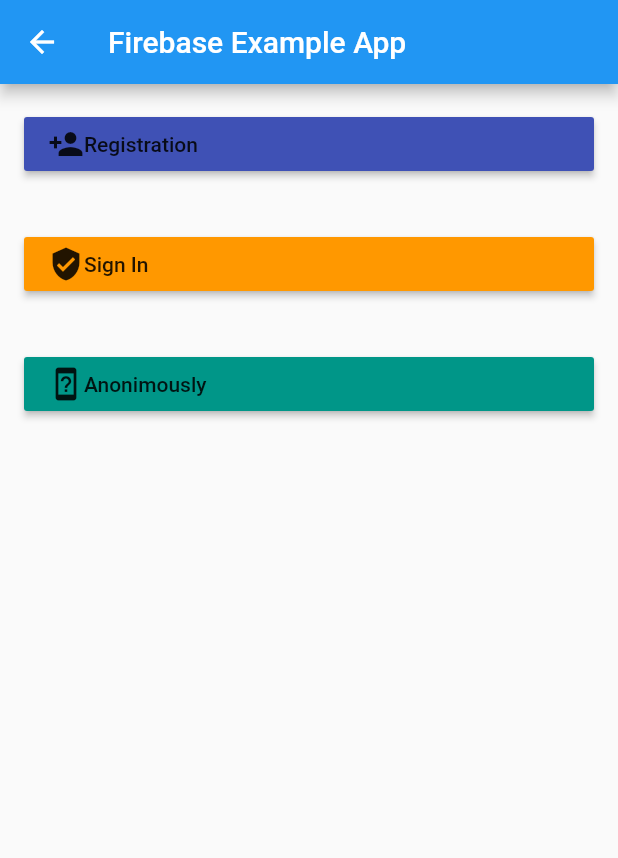
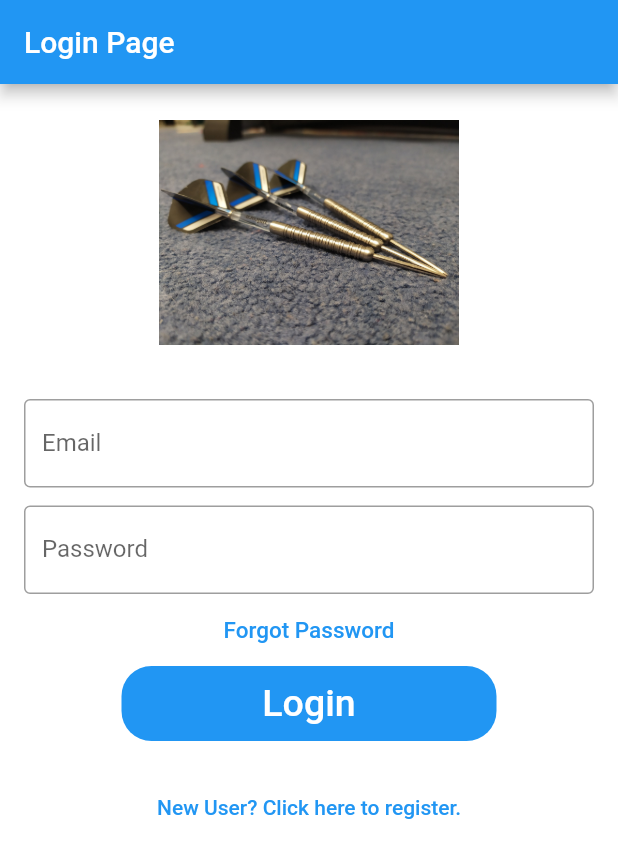
Before and after one commit to vmarch/DartsClub, a Flutter app: the screen it shows after launch, on a phone screen of 412 x 824 dp. Shown: the top 858 px of the screen. Run offline on Flutter 3.47's test engine with Material 2 defaults, Android fonts, the phone set to English and light mode, and no system bars; our stand-ins replace cloud_firestore, firebase_auth, firebase_core, shared_preferences; missing offline and left inert: dart:js; accounts and stored records are empty.

Commit message:
Created Login <--> Register form.

```diff
--- a/lib/main.dart
+++ b/lib/main.dart
@@ -1,5 +1,6 @@
 import 'package:flutter/material.dart';
 import 'package:test_flutter_app/src/ui/screens/authenticate/screen_authenticate.dart';
+import 'package:test_flutter_app/src/ui/screens/authenticate/screen_login.dart';
 import 'package:test_flutter_app/src/wrapper.dart';
 import 'package:test_flutter_app/src/ui/screens/home/screen_main.dart';
 import 'package:test_flutter_app/src/ui/screens/home/screen_profil.dart';
@@ -14,11 +15,12 @@ Future<void> main() async {
   await Firebase.initializeApp();
   runApp(
     MaterialApp(
-
+    //  debugShowCheckedModeBanner: false,
       title: 'Dart Club "stich e.V."',
-      // initialRoute: 'authScreen',
+      initialRoute: 'loginScreen',
       routes: {
         'authScreen': (context) => const AuthenticateScreen(),
+        'loginScreen': (context) => const LoginScreen(),
         'mainScreen': (context) => const MainScreen(),
         'staffScreen': (context) => const StaffScreen(),
         'userProfilScreen': (context) => const UserProfilScreen(),
--- /dev/null
+++ b/lib/src/models/login_enum.dart
@@ -0,0 +1,5 @@
+enum FormType {
+  login,
+  register,
+  resetPass
+}
--- a/lib/src/resources/auth_provider.dart
+++ b/lib/src/resources/auth_provider.dart
@@ -67,6 +67,7 @@ class AuthProvider {
   }
 
 // sign in with Email and Password
+
   Future signInEmailAndPass(String userEmail, String userPass) async {
     try {
       UserCredential userCredential = await FirebaseAuth.instance
--- /dev/null
+++ b/lib/src/ui/screens/authenticate/screen_login.dart
@@ -0,0 +1,409 @@
+import 'package:flutter/material.dart';
+import 'package:test_flutter_app/src/blocks/auth_bloc.dart';
+import 'package:test_flutter_app/src/models/login_enum.dart';
+
+class LoginScreen extends StatefulWidget {
+  const LoginScreen({Key? key}) : super(key: key);
+
+  @override
+  _LoginScreenState createState() => _LoginScreenState();
+}
+
+class _LoginScreenState extends State<LoginScreen> {
+  // Navigates to a new page
+  void _pushPage(BuildContext context, Widget page) {
+    Navigator.of(context) /*!*/ .push(
+      MaterialPageRoute<void>(builder: (_) => page),
+    );
+  }
+
+  final TextEditingController _firstNameFilter = new TextEditingController();
+  final TextEditingController _lastNameFilter = new TextEditingController();
+  final TextEditingController _nickFilter = new TextEditingController();
+  final TextEditingController _cityFilter = new TextEditingController();
+  final TextEditingController _phoneFilter = new TextEditingController();
+
+  final TextEditingController _emailFilter = new TextEditingController();
+
+  final TextEditingController _passwordFilter = new TextEditingController();
+  final TextEditingController _passwordRepeatFilter =
+      new TextEditingController();
+
+  FormType _form = FormType.login;
+  bool _registerVisible = false;
+
+  // our default setting is to login, and we should switch to creating an account when the user chooses to
+
+  _LoginScreenState() {
+    _emailFilter.addListener(_emailListen);
+    _passwordFilter.addListener(_passwordListen);
+
+    _registerVisible = false;
+  }
+
+  // @override
+  // void initState() {
+  //   super.initState();
+  //   _emailFilter.addListener(_emailListen);
+  //   _passwordFilter.addListener(_passwordListen);
+  // }
+
+  void _firstNameListen() {
+    if (_firstNameFilter.text.isEmpty) {
+      authBloc.firstName("");
+    } else {
+      authBloc.firstName(_firstNameFilter.text);
+    }
+  }
+
+  void _lastNameListen() {
+    if (_lastNameFilter.text.isEmpty) {
+      authBloc.lastName("");
+    } else {
+      authBloc.lastName(_lastNameFilter.text);
+    }
+  }
+
+  void _nickListen() {
+    if (_nickFilter.text.isEmpty) {
+      authBloc.nick("");
+    } else {
+      authBloc.nick(_nickFilter.text);
+    }
+  }
+
+  void _cityListen() {
+    if (_cityFilter.text.isEmpty) {
+      authBloc.city("");
+    } else {
+      authBloc.city(_cityFilter.text);
+    }
+  }
+
+  void _phoneListen() {
+    if (_phoneFilter.text.isEmpty) {
+      authBloc.phone("");
+    } else {
+      authBloc.phone(_phoneFilter.text);
+    }
+  }
+
+  void _emailListen() {
+    if (_emailFilter.text.isEmpty) {
+      authBloc.email("");
+    } else {
+      authBloc.email(_emailFilter.text);
+    }
+  }
+
+  void _passwordListen() {
+    if (_passwordFilter.text.isEmpty) {
+      authBloc.password("");
+    } else {
+      authBloc.password(_passwordFilter.text);
+    }
+  }
+
+  void _passwordRepeatListen() {
+    if (_passwordRepeatFilter.text.isEmpty) {
+      authBloc.passwordRepeat("");
+    } else {
+      authBloc.passwordRepeat(_passwordRepeatFilter.text);
+    }
+  }
+
+  @override
+  Widget build(BuildContext context) {
+    return Scaffold(
+      backgroundColor: Colors.white,
+      appBar: AppBar(
+        title: Text("Login Page"),
+      ),
+      body: SingleChildScrollView(
+        child: Column(
+          children: [
+            Visibility(
+              visible: _registerVisible,
+              child: Padding(
+                padding: const EdgeInsets.only(
+                    left: 32.0, right: 32.0, top: 24, bottom: 12),
+                child: Text(
+                  'New User',
+                  style: TextStyle(fontSize: 24.0, fontWeight: FontWeight.bold),
+                ),
+              ),
+            ),
+
+            Visibility(
+              visible: !_registerVisible,
+              child: Padding(
+                padding: const EdgeInsets.only(top: 24.0, bottom: 24.0),
+                child: Center(
+                  child: Container(
+                      width: 200,
+                      height: 150,
+                      // decoration: BoxDecoration(
+                      //     color: Colors.red,
+                      //     borderRadius: BorderRadius.circular(50.0)),
+                      child: Image.asset('assets/darts_login.jpg')),
+                ),
+              ),
+            ),
+
+//Register part
+
+            Visibility(
+              visible: _registerVisible,
+              child: Padding(
+                padding: const EdgeInsets.only(
+                    left: 16.0, right: 16.0, top: 12, bottom: 0),
+                child: TextField(
+                  controller: _firstNameFilter,
+                  keyboardType: TextInputType.text,
+                  decoration: InputDecoration(
+                      border: OutlineInputBorder(),
+                      labelText: 'First name',
+                      hintText: 'Enter your First name'),
+                ),
+              ),
+            ),
+            Visibility(
+              visible: _registerVisible,
+              child: Padding(
+                padding: const EdgeInsets.only(
+                    left: 16.0, right: 16.0, top: 12, bottom: 0),
+                child: TextField(
+                  controller: _lastNameFilter,
+                  keyboardType: TextInputType.text,
+                  decoration: InputDecoration(
+                      border: OutlineInputBorder(),
+                      labelText: 'Last name',
+                      hintText: 'Enter your Last name'),
+                ),
+              ),
+            ),
+            Visibility(
+              visible: _registerVisible,
+              child: Padding(
+                padding: const EdgeInsets.only(
+                    left: 16.0, right: 16.0, top: 12, bottom: 0),
+                child: TextField(
+                  controller: _nickFilter,
+                  keyboardType: TextInputType.text,
+                  decoration: InputDecoration(
+                      border: OutlineInputBorder(),
+                      labelText: 'Username',
+                      hintText: 'Enter your Username (nickname)'),
+                ),
+              ),
+            ),
+
+            Visibility(
+              visible: _registerVisible,
+              child: Padding(
+                padding: const EdgeInsets.only(
+                    left: 16.0, right: 16.0, top: 12, bottom: 0),
+                child: TextField(
+                  controller: _cityFilter,
+                  keyboardType: TextInputType.text,
+                  decoration: InputDecoration(
+                      border: OutlineInputBorder(),
+                      labelText: 'City',
+                      hintText: 'Enter city where are you living'),
+                ),
+              ),
+            ),
+
+            Visibility(
+              visible: _registerVisible,
+              child: Padding(
+                padding: const EdgeInsets.only(
+                    left: 16.0, right: 16.0, top: 12, bottom: 0),
+                child: TextField(
+                  controller: _phoneFilter,
+                  keyboardType: TextInputType.phone,
+                  decoration: InputDecoration(
+                      border: OutlineInputBorder(),
+                      labelText: 'Phone',
+                      hintText: 'Enter your phone number'),
+                ),
+              ),
+            ),
+
+// Login/Register part
+
+            Padding(
+              padding: const EdgeInsets.only(
+                  left: 16.0, right: 16.0, top: 12, bottom: 0),
+              child: TextField(
+                controller: _emailFilter,
+                keyboardType: TextInputType.emailAddress,
+                decoration: InputDecoration(
+                    border: OutlineInputBorder(),
+                    labelText: 'Email',
+                    hintText: 'Enter valid email id as abc@gmail.com'),
+              ),
+            ),
+            Padding(
+              padding: const EdgeInsets.only(
+                  left: 16.0, right: 16.0, top: 12, bottom: 0),
+              child: TextField(
+                controller: _passwordFilter,
+                obscureText: true,
+                decoration: InputDecoration(
+                    border: OutlineInputBorder(),
+                    labelText: 'Password',
+                    hintText: 'Enter secure password'),
+              ),
+            ),
+
+            Visibility(
+              visible: _registerVisible,
+              child: Padding(
+                padding: const EdgeInsets.only(
+                    left: 16.0, right: 16.0, top: 12, bottom: 32),
+                child: TextField(
+                  controller: _passwordRepeatFilter,
+                  obscureText: true,
+                  decoration: InputDecoration(
+                      border: OutlineInputBorder(),
+                      labelText: 'Password repeat',
+                      hintText: 'Repeat your password'),
+                ),
+              ),
+            ),
+
+            Visibility(
+              visible: !_registerVisible,
+              child: TextButton(
+                onPressed: () {
+                  _passwordReset();
+                },
+                child: Text(
+                  'Forgot Password',
+                  style: TextStyle(color: Colors.blue, fontSize: 15),
+                ),
+              ),
+            ),
+            Visibility(
+              visible: !_registerVisible,
+              child: Container(
+                height: 50,
+                width: 250,
+                decoration: BoxDecoration(
+                    color: Colors.blue,
+                    borderRadius: BorderRadius.circular(20)),
+                child: TextButton(
+                  onPressed: () {
+                    _loginBtnPressed();
+                  },
+                  child: Text(
+                    'Login',
+                    style: TextStyle(color: Colors.white, fontSize: 25),
+                  ),
+                ),
+              ),
+            ),
+
+            Visibility(
+              visible: _registerVisible,
+              child: Container(
+                height: 50,
+                width: 250,
+                decoration: BoxDecoration(
+                    color: Colors.blue,
+                    borderRadius: BorderRadius.circular(20)),
+                child: TextButton(
+                  onPressed: () {
+                    _registerBtnPressed();
+                  },
+                  child: Text(
+                    'Register',
+                    style: TextStyle(color: Colors.white, fontSize: 25),
+                  ),
+                ),
+              ),
+            ),
+            SizedBox(
+              height: 20,
+            ),
+
+            Visibility(
+              visible: !_registerVisible,
+              child: TextButton(
+                child: Text('New User? Click here to register.'),
+                onPressed: _tryToRegisterBtnPressed,
+              ),
+            ),
+            Visibility(
+              visible: _registerVisible,
+              child: TextButton(
+                child: Text('Have an account? Click here to login.'),
+                onPressed: _tryToLogin,
+              ),
+            )
+          ],
+        ),
+      ),
+    );
+  }
+
+  void _loginBtnPressed() {
+
+    authBloc.login(context);
+    print('The user wants to login with email and password');
+  }
+
+  void _registerBtnPressed() {
+    print('The user wants to register with email and password');
+  }
+
+  void _passwordReset() {
+    print("The user wants a password reset request sent to email");
+  }
+
+  void _tryToRegisterBtnPressed() {
+    addRegistersListeners();
+    print('Change to Registrations form');
+    setState(() {
+      _registerVisible = true;
+    });
+  }
+
+  void _tryToLogin() {
+    clearRegisterFields();
+    clearRegistersListener();
+    authBloc.cleanFormData();
+    print('Change to Login form');
+    setState(() {
+      _registerVisible = false;
+    });
+  }
+
+  void addRegistersListeners() {
+    _firstNameFilter.addListener(_firstNameListen);
+    _lastNameFilter.addListener(_lastNameListen);
+    _nickFilter.addListener(_nickListen);
+    _cityFilter.addListener(_cityListen);
+    _phoneFilter.addListener(_phoneListen);
+    _passwordRepeatFilter.addListener(_passwordRepeatListen);
+  }
+
+  void clearRegistersListener() {
+    _firstNameFilter.removeListener(_firstNameListen);
+    _lastNameFilter.removeListener(_lastNameListen);
+    _nickFilter.removeListener(_nickListen);
+    _cityFilter.removeListener(_cityListen);
+    _phoneFilter.removeListener(_phoneListen);
+    _passwordRepeatFilter.removeListener(_passwordRepeatListen);
+  }
+
+  void clearRegisterFields() {
+    _firstNameFilter.clear();
+    _lastNameFilter.clear();
+    _nickFilter.clear();
+    _cityFilter.clear();
+    _phoneFilter.clear();
+    _passwordRepeatFilter.clear();
+  }
+}
--- a/lib/src/wrapper.dart
+++ b/lib/src/wrapper.dart
@@ -20,7 +20,7 @@ class _WrapperState extends State<Wrapper> {
   @override
   Widget build(BuildContext context) {
 
-    authBloc.authentication(context);
+    authBloc.initAuthentication(context);
 
     return Scaffold(
       backgroundColor: Colors.orange[600],
```
Also changed, not shown: lib/src/blocks/auth_bloc.dart (+102 -11 lines), assets/darts_login.jpg (added).
